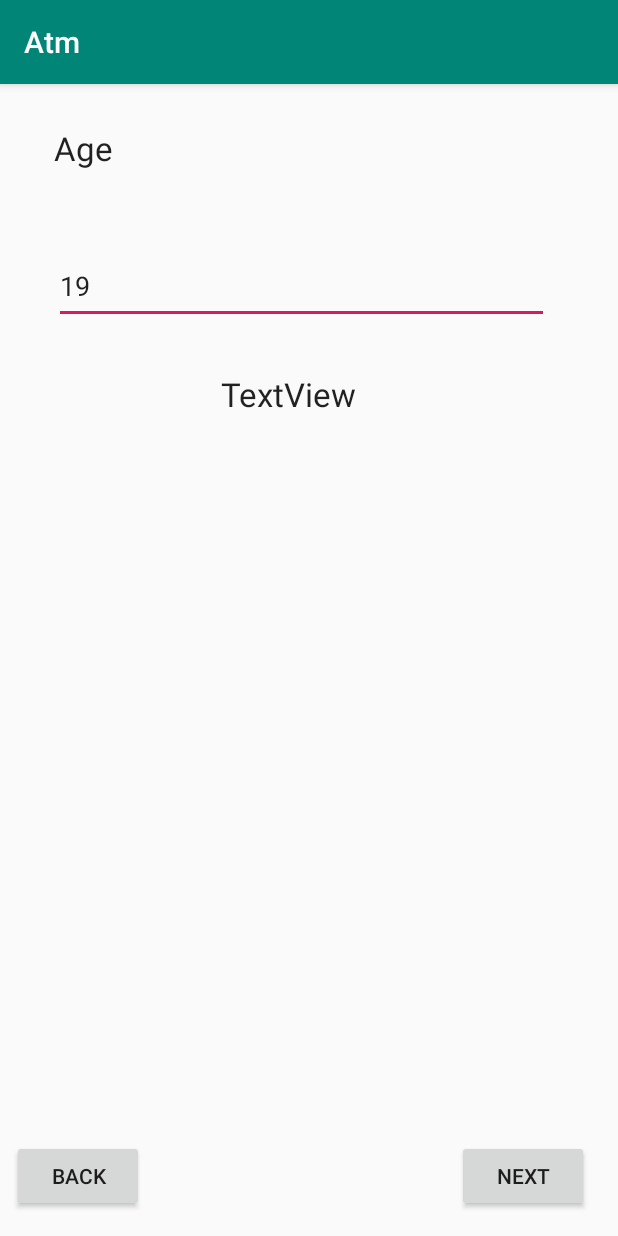
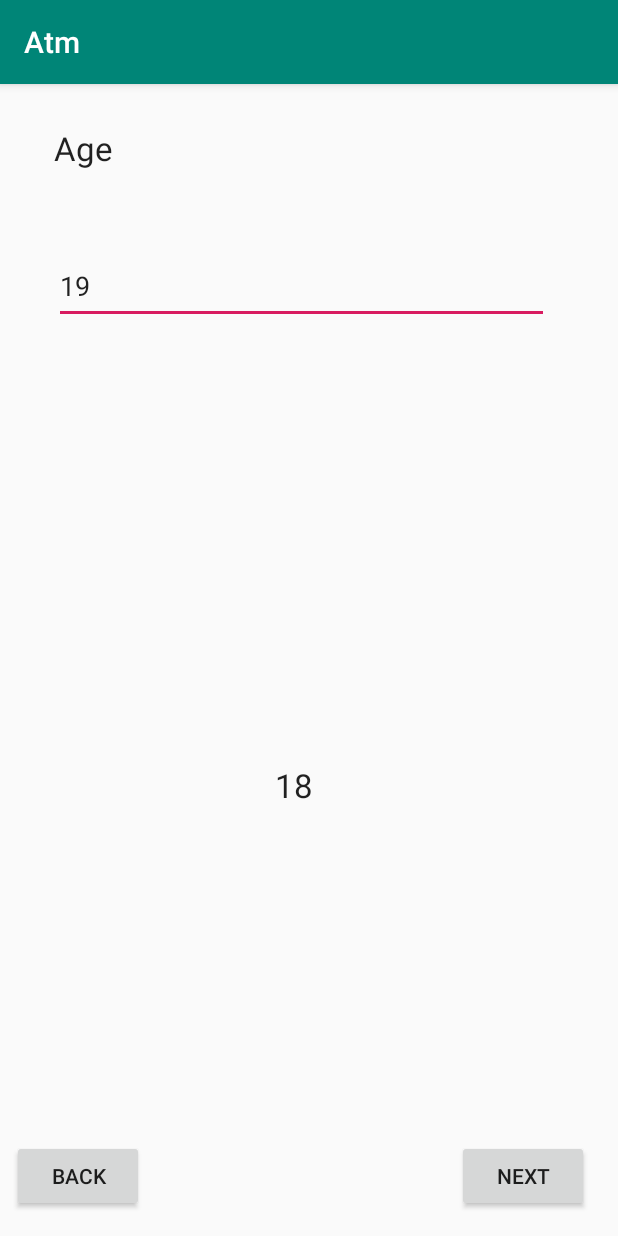
Before and after one commit to tt8871720/ATM, an Android app: the AgeActivity screen opened directly, with no data from a screen before it, on a phone screen of 412 x 824 dp. Run offline under Robolectric (Android 15) with nearby library versions, the phone set to English and light mode, and no system bars.

```diff
--- a/app/build.gradle
+++ b/app/build.gradle
@@ -20,10 +20,11 @@ android {
 
 dependencies {
     implementation fileTree(dir: 'libs', include: ['*.jar'])
-    implementation 'com.android.support:appcompat-v7:28.0.0'
+    implementation 'com.android.support:appcompat-v7:27+'
     implementation 'com.android.support.constraint:constraint-layout:1.1.3'
     testImplementation 'junit:junit:4.12'
     androidTestImplementation 'com.android.support.test:runner:1.0.2'
     androidTestImplementation 'com.android.support.test.espresso:espresso-core:3.0.2'
+    //noinspection GradleCompatible
     implementation 'com.android.support:recyclerview-v7:27.+'
 }
--- a/app/src/main/java/com/two/atm/AgeActivity.java
+++ b/app/src/main/java/com/two/atm/AgeActivity.java
@@ -7,6 +7,7 @@ import android.support.v7.app.AppCompatActivity;
 import android.os.Bundle;
 import android.support.v7.widget.LinearLayoutManager;
 import android.support.v7.widget.RecyclerView;
+import android.util.Log;
 import android.view.LayoutInflater;
 import android.view.View;
 import android.view.ViewGroup;
@@ -17,6 +18,8 @@ public class AgeActivity extends BaseActivity {
 
     private EditText edage;
 int [] num = {18 , 19 , 20 , 21};
+    private EditText edAge;
+
     @Override
     protected void onCreate(Bundle savedInstanceState) {
         super.onCreate(savedInstanceState);
@@ -25,6 +28,7 @@ int [] num = {18 , 19 , 20 , 21};
         recyclerview.setHasFixedSize(true);
         recyclerview.setLayoutManager(new LinearLayoutManager(this));
         recyclerview.setAdapter(new AgeAdapter());
+
     }
     public void next (View view){
         edage = findViewById(R.id.ed_age);
@@ -50,12 +54,19 @@ int [] num = {18 , 19 , 20 , 21};
             }
 
             @Override
-            public void onBindViewHolder(@NonNull AgeViewHolder holder, int position) {
+            public void onBindViewHolder(@NonNull AgeViewHolder holder, final int position) {
                 // 因為setText放int會以為是value+ ""使num[position]變成String
 holder.ageText.setText(num[position]+"");
 if(num[position] == 19){
     holder.ageText.setTextColor(Color.RED);
 }
+//holder.itemview.serOnClickListener() 用itemview可以不一定要按到數字才會有反應
+holder.ageText.setOnClickListener(new View.OnClickListener() {
+    @Override
+    public void onClick(View v) {
+        Log.d("AgeActivuty" , "onclick" + num[position]);
+    }
+});
             }
 
             @Override
--- a/app/src/main/java/com/two/atm/LoginActivity.java
+++ b/app/src/main/java/com/two/atm/LoginActivity.java
@@ -21,6 +21,8 @@ public class LoginActivity extends AppCompatActivity {
         String uid = getSharedPreferences("Atm" , MODE_PRIVATE)
                 .getString("USERNAME" , " ");//" "為空字串
         edusername.setText(uid);
+        DBHelper helper = new DBHelper(this , "money .db" , null , 1);
+        helper.getWritableDatabase().insert()
     }
     public void login(View view){
                  //變數名稱                                            //id
--- a/app/src/main/res/layout/activity_age.xml
+++ b/app/src/main/res/layout/activity_age.xml
@@ -10,8 +10,8 @@
         android:id="@+id/textView6"
         android:layout_width="306dp"
         android:layout_height="58dp"
+        android:layout_marginLeft="36dp"
         android:layout_marginStart="36dp"
-        android:layout_marginLeft="36dp"
         android:layout_marginTop="28dp"
         android:text="Age"
         android:textAppearance="@android:style/TextAppearance.DeviceDefault.Large"
@@ -33,11 +33,11 @@
         android:id="@+id/button5"
         android:layout_width="wrap_content"
         android:layout_height="wrap_content"
+        android:layout_marginBottom="16dp"
+        android:layout_marginEnd="8dp"
+        android:layout_marginLeft="8dp"
+        android:layout_marginRight="8dp"
         android:layout_marginStart="8dp"
-        android:layout_marginLeft="8dp"
-        android:layout_marginEnd="8dp"
-        android:layout_marginRight="8dp"
-        android:layout_marginBottom="16dp"
         android:onClick="next"
         android:text="next"
         app:layout_constraintBottom_toBottomOf="parent"
@@ -49,9 +49,9 @@
         android:id="@+id/button9"
         android:layout_width="wrap_content"
         android:layout_height="wrap_content"
+        android:layout_marginBottom="16dp"
+        android:layout_marginLeft="8dp"
         android:layout_marginStart="8dp"
-        android:layout_marginLeft="8dp"
-        android:layout_marginBottom="16dp"
         android:onClick="back"
         android:text="BACK"
         app:layout_constraintBottom_toBottomOf="parent"
@@ -59,19 +59,19 @@
 
     <android.support.v7.widget.RecyclerView
         android:id="@+id/recycler"
-        android:layout_width="368dp"
-        android:layout_height="271dp"
+        android:layout_width="349dp"
+        android:layout_height="267dp"
+        android:layout_marginBottom="8dp"
+        android:layout_marginEnd="8dp"
+        android:layout_marginLeft="8dp"
+        android:layout_marginRight="8dp"
         android:layout_marginStart="8dp"
-        android:layout_marginLeft="8dp"
         android:layout_marginTop="8dp"
-        android:layout_marginEnd="8dp"
-        android:layout_marginRight="8dp"
-        android:layout_marginBottom="8dp"
         app:layout_constraintBottom_toTopOf="@+id/button9"
         app:layout_constraintEnd_toEndOf="parent"
-        app:layout_constraintHorizontal_bias="0.0"
+        app:layout_constraintHorizontal_bias="0.285"
         app:layout_constraintStart_toStartOf="parent"
         app:layout_constraintTop_toBottomOf="@+id/ed_age"
-        app:layout_constraintVertical_bias="0.0" />
+        app:layout_constraintVertical_bias="1.0" />
 
 </android.support.constraint.ConstraintLayout>
--- a/app/src/main/res/layout/age_onerow.xml
+++ b/app/src/main/res/layout/age_onerow.xml
@@ -6,7 +6,7 @@
     android:layout_height="match_parent">
 
     <TextView
-        android:id="@+id/textView2"
+        android:id="@+id/tv_age"
         android:layout_width="0dp"
         android:layout_height="45dp"
         android:layout_marginEnd="8dp"
```
Also changed, not shown: app/src/main/res/layout/activity_nickname.xml (+4 -4 lines).
